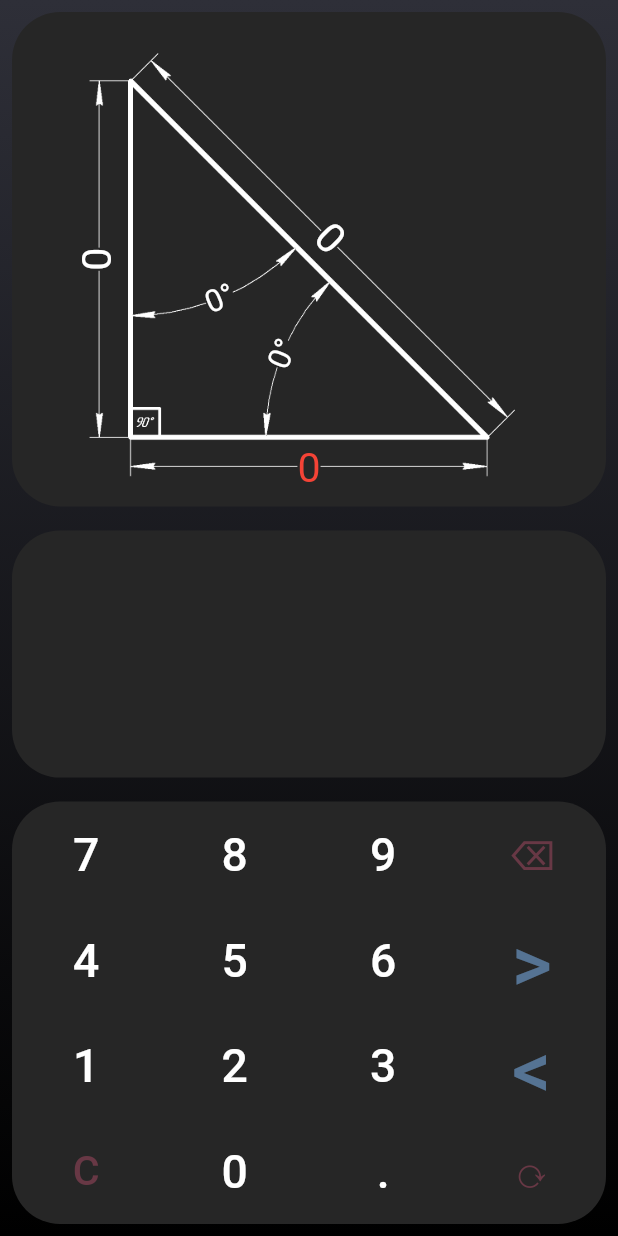
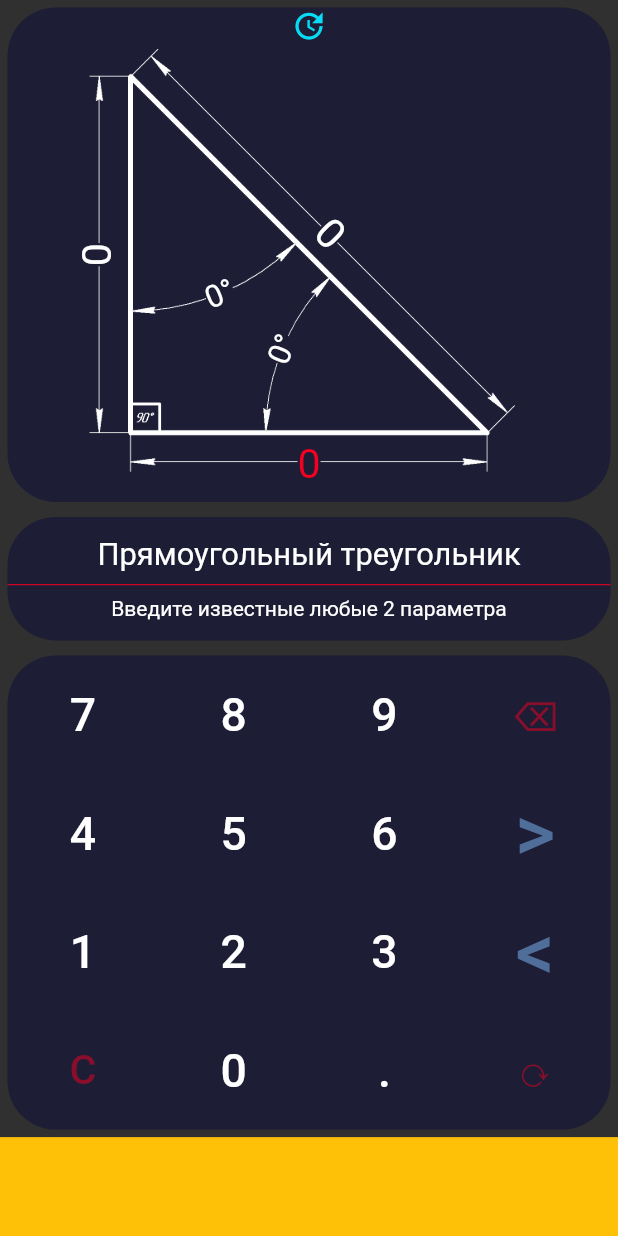
Before and after one commit to a-dev-mobile/calc_triangle, a Flutter app: the screen it shows after launch, on a phone screen of 412 x 824 dp. Run offline on Flutter 3.47's test engine with Material 2 defaults, Android fonts, the phone set to English and light mode, and no system bars; our stand-ins replace flutter_screenutil, get, get_storage; missing offline and left inert: flutter_inappwebview.

Commit message:
update const, removed hard code

```diff
--- a/lib/const.dart
+++ /dev/null
@@ -1,48 +0,0 @@
-import 'dart:ui';
-
-import 'package:flutter/material.dart';
-
-abstract class AssetsPathTriangle {
-  static const String _pathAssetsImage = 'assets/image/triangle/';
-
-  static const String scalene = 'Scalene Triangle';
-  static const String equilateral = 'Equilateral Triangle';
-  static const String isosceles = 'Isosceles Triangle';
-  static const String right = 'Right Triangle';
-
-  static const Map<String, String> imagePathsTriangle = {
-    scalene: '$_pathAssetsImage/1.webp',
-    isosceles: '$_pathAssetsImage/2.webp',
-    equilateral: 'assets/image/triangle/3.webp',
-    right: 'assets/image/triangle/4.webp',
-  };
-}
-
-enum Triangle {
-  scalene,
-  isosceles,
-  equilateral,
-  right,
-}
-
-enum BtnTypeCalc { integer, function, operator }
-
-abstract class ConstColors {
-  static const scaffoldBackground = Color(0xFF2E2F38);
-
-
-  static const colorImage = Colors.white;
-  static const numpadBg = Color(0xff262626);
-
-
-
-  static const bgGradient = LinearGradient(
-    colors: [Color(0xFF2E2F38), Colors.black],
-    begin: Alignment.topCenter,
-    end: Alignment.bottomCenter,
-  );
-}
-
-abstract class ConstGet {
-  static const String minSize = 'minSize';
-}
--- /dev/null
+++ b/lib/constants.dart
@@ -0,0 +1,45 @@
+import 'dart:ui';
+
+import 'package:flutter/material.dart';
+import 'package:flutter_screenutil/flutter_screenutil.dart';
+
+const kPrimaryColor = Color(0xFF07DBF5);
+const kBgColorMain = Color(0xFF191919);
+
+const kColorImage = Color(0xffffffff);
+
+const kActivTextColor = Color(0xFFF50021);
+const kInActivTextColor = Color(0xffffffff);
+
+const kBgColorContent = Color(0xFF1D1D35);
+
+const kDefaultPadding = 20.0;
+const kDefaultMargin = 5.0;
+
+abstract class StyleNumpad {
+  static TextStyle function =
+      TextStyle(color: const Color(0x80F50021), fontSize: 80.sp);
+  static TextStyle operator =
+      TextStyle(color: const Color(0x8083BFFF), fontSize: 150.sp);
+  static TextStyle integer =
+      TextStyle(color: const Color(0xffffffff), fontSize: 90.sp);
+}
+
+// const kBgGradient = LinearGradient(
+//     colors: [Color(0xFF2E2F38), Colors.black],
+//     begin: Alignment.topCenter,
+//     end: Alignment.bottomCenter,
+//   );
+
+// enum BtnTypeCalc { integer, function, operator }
+
+// abstract class ConstColors {
+
+//   static const colorImage = Colors.white;
+//   static const numpadBg = Color(0xff262626);
+
+// }
+
+abstract class ConstGet {
+  static const String minSize = 'minSize';
+}
--- a/lib/main.dart
+++ b/lib/main.dart
@@ -2,8 +2,9 @@
 
 import 'dart:io';
 
-import 'package:calc_triangle/const.dart';
+import 'package:calc_triangle/constants.dart';
 import 'package:calc_triangle/controllers/r_triangle_c.dart';
+
 
 import 'package:flutter/material.dart';
 import 'package:flutter/services.dart';
@@ -42,15 +43,7 @@ class MyApp extends StatelessWidget {
           return GetMaterialApp(
             home: RighTrianglePage(),
             // home: ChangeListPage(),
-            theme: ThemeData(
-              brightness: Brightness.light,
-
-            ),
-            darkTheme: ThemeData(
-              brightness: Brightness.dark,
-
-            ),
-            themeMode: ThemeMode.dark,
+            theme: ThemeData.dark(),
 
             debugShowCheckedModeBanner: false,
           );
--- a/lib/pages/right_triangle/right_triangle_p.dart
+++ b/lib/pages/right_triangle/right_triangle_p.dart
@@ -1,26 +1,14 @@
 // ignore_for_file: prefer_const_constructors, prefer_const_literals_to_create_immutables, avoid_print
 
-import 'dart:math';
-
 import 'package:calc_triangle/controllers/r_triangle_c.dart';
-import 'package:calc_triangle/pages/right_triangle/widget/a_angle_w.dart';
-import 'package:calc_triangle/pages/right_triangle/widget/a_cathet_w.dart';
-import 'package:calc_triangle/pages/right_triangle/widget/b_angle.dart';
-import 'package:calc_triangle/pages/right_triangle/widget/b_cathet_w.dart';
-import 'package:calc_triangle/pages/right_triangle/widget/c_hypotenusea_w.dart';
-import 'package:calc_triangle/pages/right_triangle/widget/image_info_w.dart';
-import 'package:calc_triangle/utils/key_symbol.dart';
-
-import 'package:calc_triangle/utils/calculator_key.dart';
 
 import 'package:flutter/material.dart';
 import 'package:flutter/rendering.dart';
 import 'package:flutter_screenutil/flutter_screenutil.dart';
 import 'package:get/get.dart';
 
-import 'package:get_storage/get_storage.dart';
-
-import '../../../const.dart';
+import '../../constants.dart';
+import 'widget/image_info_w.dart';
 import 'widget/image_input_w.dart';
 import 'widget/numpad_w.dart';
 
@@ -53,50 +41,62 @@ class RighTrianglePage extends StatelessWidget {
 
     return Scaffold(
         body: SafeArea(
-      child: Container(
-        width: 1.sw,
-        height: 1.sh,
-        decoration: BoxDecoration(gradient: ConstColors.bgGradient),
       child: Column(
         children: [
           Obx(() {
             if (c.isInputImage.value) {
               return Container(
                 child: ImageInputWidget(),
-                  margin: EdgeInsets.all(8),
+                margin: EdgeInsets.all(kDefaultMargin),
                 decoration: BoxDecoration(
-                      color: ConstColors.numpadBg,
+                    color: kBgColorContent,
                     borderRadius: BorderRadius.all(Radius.circular(32))),
               );
             } else {
               return Container(
                 child: ImageInfoWidget(),
-                  margin: EdgeInsets.all(8),
+                margin: EdgeInsets.all(kDefaultMargin),
                 decoration: BoxDecoration(
-                      color: ConstColors.numpadBg,
+                    color: kBgColorContent,
                     borderRadius: BorderRadius.all(Radius.circular(32))),
               );
             }
           }),
           Container(
-              margin: EdgeInsets.all(8),
+            margin: EdgeInsets.all(kDefaultMargin),
             width: 1.sw,
-              height: 0.2.sh,
+            height: 0.1.sh,
             decoration: BoxDecoration(
-                  color: ConstColors.numpadBg,
+                color: kBgColorContent,
                 borderRadius: BorderRadius.all(Radius.circular(32))),
+            child: Column(
+              crossAxisAlignment: CrossAxisAlignment.center,
+              mainAxisAlignment: MainAxisAlignment.center,
+              children: [
+                Text(
+                  'Прямоугольный треугольник',
+                  style: TextStyle(fontSize: 60.sp),
+                ),
+                Divider(color: kActivTextColor,),
+                Text('Введите известные любые 2 параметра'),
+              ],
+            ),
           ),
           Expanded(
             child: Container(
-                margin: EdgeInsets.all(8),
+              margin: EdgeInsets.all(kDefaultMargin),
               decoration: BoxDecoration(
-                    color: ConstColors.numpadBg,
+                  color: kBgColorContent,
                   borderRadius: BorderRadius.all(Radius.circular(32))),
               child: NumPad(),
             ),
           ),
+          Container(
+            width: 1.sw,
+            color: Colors.amber,
+            height: 0.08.sh,
+          )
         ],
-        ),
       ),
     ));
   }
--- a/lib/pages/right_triangle/widget/a_angle_w.dart
+++ b/lib/pages/right_triangle/widget/a_angle_w.dart
@@ -2,7 +2,7 @@
 
 import 'dart:math';
 
-import 'package:calc_triangle/const.dart';
+import 'package:calc_triangle/constants.dart';
 import 'package:calc_triangle/controllers/r_triangle_c.dart';
 import 'package:flutter/material.dart';
 import 'package:flutter_screenutil/flutter_screenutil.dart';
@@ -10,8 +10,9 @@ import 'package:get/get.dart';
 import 'package:get_storage/get_storage.dart';
 
 class AangleWidget extends StatelessWidget {
-  const AangleWidget({Key? key, required this.posX, required this.posY, required this.angle}) : super(key: key);
-
+  const AangleWidget(
+      {Key? key, required this.posX, required this.posY, required this.angle})
+      : super(key: key);
 
   final double posX;
   final double posY;
@@ -29,16 +30,17 @@ class AangleWidget extends StatelessWidget {
           child: Obx(() {
             Color colorText;
             if (c.isAangle.value) {
-              colorText = Colors.red;
+              colorText = kActivTextColor;
             } else {
-              colorText = Colors.white;
+              colorText = kInActivTextColor;
             }
+
 
             print('obx aAngle');
             return Text(
               c.aAngle.toString(),
               style: TextStyle(
-                  backgroundColor: ConstColors.numpadBg,
+                  backgroundColor: kBgColorContent,
                   fontSize: 60.sp,
                   color: colorText),
             );
--- a/lib/pages/right_triangle/widget/a_cathet_w.dart
+++ b/lib/pages/right_triangle/widget/a_cathet_w.dart
@@ -1,6 +1,6 @@
 // ignore_for_file: avoid_print
 
-import 'package:calc_triangle/const.dart';
+import 'package:calc_triangle/constants.dart';
 import 'package:calc_triangle/controllers/r_triangle_c.dart';
 import 'package:flutter/material.dart';
 import 'package:flutter_screenutil/flutter_screenutil.dart';
@@ -23,17 +23,17 @@ class AcathetWidget extends StatelessWidget {
         offset: Offset((posX / 100) * minSize, (posY / 100) * minSize),
         child: Obx(() {
           Color colorText;
-          if (c.isAcathet.value) {
-            colorText = Colors.red;
-          } else {
-            colorText = Colors.white;
-          }
+           if (c.isAcathet.value) {
+              colorText = kActivTextColor;
+            } else {
+              colorText = kInActivTextColor;
+            }
 
           print('obx aCathet');
           return Text(
             c.aCathet.toString(),
             style: TextStyle(
-            backgroundColor: ConstColors.numpadBg,
+                backgroundColor: kBgColorContent,
                 fontSize: 80.sp,
                 color: colorText),
           );
--- a/lib/pages/right_triangle/widget/b_angle.dart
+++ b/lib/pages/right_triangle/widget/b_angle.dart
@@ -1,6 +1,6 @@
 import 'dart:math';
 
-import 'package:calc_triangle/const.dart';
+import 'package:calc_triangle/constants.dart';
 import 'package:calc_triangle/controllers/r_triangle_c.dart';
 import 'package:flutter/material.dart';
 import 'package:flutter_screenutil/flutter_screenutil.dart';
@@ -26,16 +26,16 @@ class BangleWidget extends StatelessWidget {
 
         Color colorText;
       if (c.isBangle.value) {
-            colorText = Colors.red;
-          } else {
-            colorText = Colors.white;
-          }
+              colorText = kActivTextColor;
+            } else {
+              colorText = kInActivTextColor;
+            }
 
                   print('obx bAngle');
             return Text(
               c.bAngle.toString(),
               style: TextStyle(
-            backgroundColor: ConstColors.numpadBg,
+                 backgroundColor: kBgColorContent,
                   fontSize: 60.sp,
                   color:  colorText),
             );
--- a/lib/pages/right_triangle/widget/b_cathet_w.dart
+++ b/lib/pages/right_triangle/widget/b_cathet_w.dart
@@ -1,6 +1,6 @@
 import 'dart:math';
 
-import 'package:calc_triangle/const.dart';
+import 'package:calc_triangle/constants.dart';
 import 'package:calc_triangle/controllers/r_triangle_c.dart';
 import 'package:flutter/material.dart';
 import 'package:flutter_screenutil/flutter_screenutil.dart';
@@ -29,16 +29,16 @@ class BcathetWidget extends StatelessWidget {
 
         Color colorText;
           if (c.isBcathet.value) {
-            colorText = Colors.red;
-          } else {
-            colorText = Colors.white;
-          }
+              colorText = kActivTextColor;
+            } else {
+              colorText = kInActivTextColor;
+            }
 
                   print('obx bCathet');
             return Text(
               c.bCathet.toString(),
               style: TextStyle(
-                backgroundColor: ConstColors.numpadBg,
+           backgroundColor: kBgColorContent,
                   fontSize: 80.sp,
                   color: colorText),
             );
--- a/lib/pages/right_triangle/widget/c_hypotenusea_w.dart
+++ b/lib/pages/right_triangle/widget/c_hypotenusea_w.dart
@@ -2,7 +2,7 @@
 
 import 'dart:math';
 
-import 'package:calc_triangle/const.dart';
+import 'package:calc_triangle/constants.dart';
 import 'package:calc_triangle/controllers/r_triangle_c.dart';
 import 'package:flutter/material.dart';
 import 'package:flutter_screenutil/flutter_screenutil.dart';
@@ -26,17 +26,17 @@ class ChypotenuseWidget extends StatelessWidget {
           angle: angle * pi / 180,
           child: Obx(() {
             Color colorText;
-            if (c.isChypotenuse.value) {
-              colorText = Colors.red;
+             if (c.isChypotenuse.value) {
+              colorText = kActivTextColor;
             } else {
-              colorText = Colors.white;
+              colorText = kInActivTextColor;
             }
 
             print('obx cHypotenuse');
             return Text(
               c.cHypotenuse.toString(),
               style: TextStyle(
-                  backgroundColor: ConstColors.numpadBg,
+                   backgroundColor: kBgColorContent,
                   fontSize: 80.sp,
                   color:  colorText),
             );
--- a/lib/pages/right_triangle/widget/image_info_w.dart
+++ b/lib/pages/right_triangle/widget/image_info_w.dart
@@ -4,7 +4,7 @@ import 'package:flutter/material.dart';
 import 'package:flutter_screenutil/flutter_screenutil.dart';
 import 'package:get_storage/get_storage.dart';
 
-import '../../../const.dart';
+import '../../../constants.dart';
 import 'a_angle_w.dart';
 import 'a_cathet_w.dart';
 import 'b_angle.dart';
@@ -33,7 +33,7 @@ class ImageInfoWidget extends StatelessWidget {
             const SizedBox.expand(
               child: Image(
                 fit: BoxFit.contain,
-                color: ConstColors.colorImage,
+                color: kColorImage,
                 image: AssetImage('assets/image/triangle/r_triangle_info.png'),
               ),
             ),
@@ -80,7 +80,7 @@ class TextInfo extends StatelessWidget {
           child: Text(
             text,
             style: TextStyle(
-            backgroundColor: ConstColors.numpadBg,
+              backgroundColor: kBgColorContent,
               fontSize: 60.sp,
             ),
           )),
--- a/lib/pages/right_triangle/widget/image_input_w.dart
+++ b/lib/pages/right_triangle/widget/image_input_w.dart
@@ -4,7 +4,7 @@ import 'package:flutter/material.dart';
 import 'package:flutter_screenutil/flutter_screenutil.dart';
 import 'package:get_storage/get_storage.dart';
 
-import '../../../const.dart';
+import '../../../constants.dart';
 import 'a_angle_w.dart';
 import 'a_cathet_w.dart';
 import 'b_angle.dart';
@@ -33,9 +33,8 @@ class ImageInputWidget extends StatelessWidget {
             const SizedBox.expand(
               child: Image(
                 fit: BoxFit.contain,
-                color: ConstColors.colorImage,
-                image:
-                    AssetImage('assets/image/triangle/r_triangle_input.png'),
+                color: kColorImage,
+                image: AssetImage('assets/image/triangle/r_triangle_input.png'),
               ),
             ),
             //all widget text in image
@@ -45,6 +44,15 @@ class ImageInputWidget extends StatelessWidget {
             const AangleWidget(angle: -67.66, posX: -5.396, posY: 19.117),
             const BangleWidget(angle: -22.96, posX: -18.073, posY: 7.915),
             const ChypotenuseWidget(angle: 45, posX: 4.166, posY: -4.166),
+            const Positioned(
+              top: 0,
+              right: 0,
+              left: 0,
+              child: Icon(
+                Icons.update,
+                color: kPrimaryColor,
+              ),
+            )
           ],
         );
       }),
--- a/lib/pages/right_triangle/widget/numpad_w.dart
+++ b/lib/pages/right_triangle/widget/numpad_w.dart
@@ -1,3 +1,4 @@
+import 'package:calc_triangle/constants.dart';
 import 'package:calc_triangle/controllers/r_triangle_c.dart';
 import 'package:calc_triangle/utils/calculator_key.dart';
 import 'package:calc_triangle/utils/key_symbol.dart';
@@ -75,23 +76,14 @@ class CalculatorKey extends StatelessWidget {
   TextStyle get textStyle {
     switch (symbol.type) {
       case KeyType.function:
-        return TextStyle(
-          color: Color(0x80A94963),
-          fontSize: 80.sp,
-        );
+        return StyleNumpad.function;
 
       case KeyType.operator:
-        return TextStyle(
-          color: const Color(0x8083BFFF),
-          fontSize: 150.sp,
-        );
+        return StyleNumpad.operator;
 
       case KeyType.integer:
       default:
-        return TextStyle(
-          color: Colors.white,
-          fontSize: 90.sp,
-        );
+        return StyleNumpad.integer;
     }
   }
 
```
Lines whose indentation alone changed are shown as unchanged.
